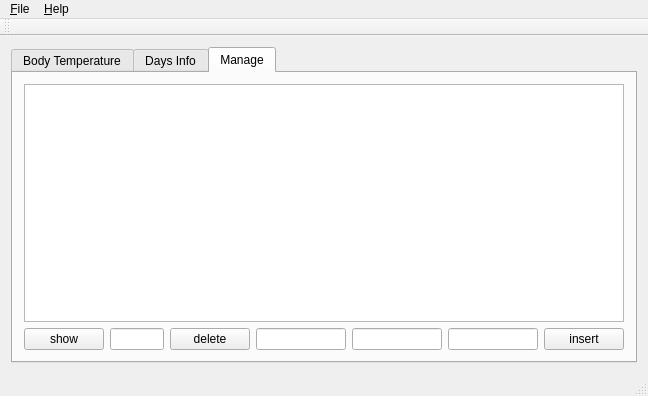
Qt form src/mainwindow.ui (aqing1987/bodytemp) before a commit.
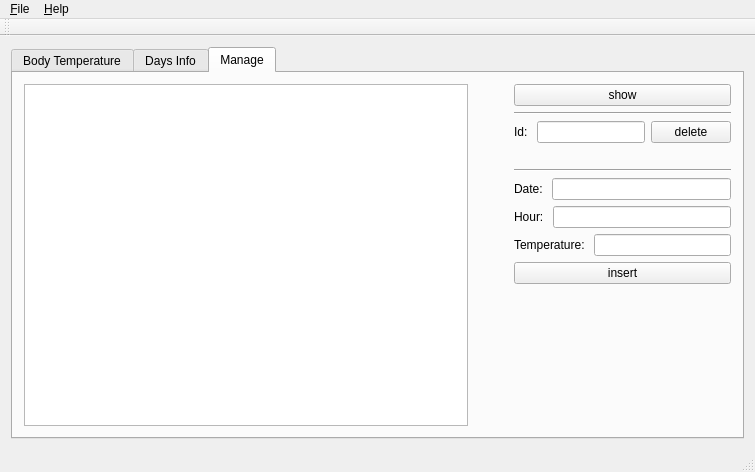
The same form after that commit. The open tabs and pages were chosen to show the change. Custom widgets are drawn as their Qt base class.

Diff of the .ui file:
```diff
--- a/src/mainwindow.ui
+++ b/src/mainwindow.ui
@@ -6,8 +6,8 @@
    <rect>
     <x>0</x>
     <y>0</y>
-    <width>648</width>
-    <height>396</height>
+    <width>755</width>
+    <height>472</height>
    </rect>
   </property>
   <property name="windowTitle">
@@ -17,6 +17,12 @@
    <layout class="QVBoxLayout" name="verticalLayout">
     <item>
      <widget class="QTabWidget" name="tabWidget">
+      <property name="minimumSize">
+       <size>
+        <width>630</width>
+        <height>0</height>
+       </size>
+      </property>
       <property name="currentIndex">
        <number>0</number>
       </property>
@@ -168,23 +174,77 @@
        <attribute name="title">
         <string>Manage</string>
        </attribute>
+       <layout class="QVBoxLayout" name="verticalLayout_6">
+        <item>
+         <layout class="QHBoxLayout" name="horizontalLayout_6">
+          <item>
+           <widget class="QTableWidget" name="tableWidget">
+            <property name="sizePolicy">
+             <sizepolicy hsizetype="Expanding" vsizetype="Expanding">
+              <horstretch>1</horstretch>
+              <verstretch>0</verstretch>
+             </sizepolicy>
+            </property>
+            <property name="minimumSize">
+             <size>
+              <width>400</width>
+              <height>0</height>
+             </size>
+            </property>
+           </widget>
+          </item>
+          <item>
+           <spacer name="horizontalSpacer">
+            <property name="orientation">
+             <enum>Qt::Horizontal</enum>
+            </property>
+            <property name="sizeHint" stdset="0">
+             <size>
+              <width>40</width>
+              <height>20</height>
+             </size>
+            </property>
+           </spacer>
+          </item>
+          <item>
+           <layout class="QVBoxLayout" name="verticalLayout_5">
+            <item>
        <layout class="QVBoxLayout" name="verticalLayout_3">
         <item>
-         <layout class="QVBoxLayout" name="verticalLayout_2">
-          <item>
-           <widget class="QTableWidget" name="tableWidget"/>
-          </item>
-          <item>
-           <layout class="QHBoxLayout" name="horizontalLayout_3">
-            <item>
              <widget class="QPushButton" name="pushButton_2">
+                <property name="maximumSize">
+                 <size>
+                  <width>16777215</width>
+                  <height>16777215</height>
+                 </size>
+                </property>
               <property name="text">
                <string>show</string>
               </property>
              </widget>
             </item>
+              <item>
+               <widget class="Line" name="line_2">
+                <property name="orientation">
+                 <enum>Qt::Horizontal</enum>
+                </property>
+               </widget>
+              </item>
             <item>
              <layout class="QHBoxLayout" name="horizontalLayout_2">
+                <property name="topMargin">
+                 <number>0</number>
+                </property>
+                <property name="bottomMargin">
+                 <number>20</number>
+                </property>
+                <item>
+                 <widget class="QLabel" name="label_4">
+                  <property name="text">
+                   <string>Id: </string>
+                  </property>
+                 </widget>
+                </item>
               <item>
                <widget class="QLineEdit" name="lineEditId">
                 <property name="readOnly">
@@ -202,18 +262,70 @@
              </layout>
             </item>
             <item>
+               <widget class="Line" name="line">
+                <property name="orientation">
+                 <enum>Qt::Horizontal</enum>
+                </property>
+               </widget>
+              </item>
+              <item>
+               <layout class="QVBoxLayout" name="verticalLayout_2">
+                <property name="topMargin">
+                 <number>0</number>
+                </property>
+                <property name="bottomMargin">
+                 <number>0</number>
+                </property>
+                <item>
              <layout class="QHBoxLayout" name="horizontalLayout">
+                  <item>
+                   <widget class="QLabel" name="label">
+                    <property name="text">
+                     <string>Date: </string>
+                    </property>
+                   </widget>
+                  </item>
               <item>
                <widget class="QLineEdit" name="lineEditDate"/>
               </item>
+                 </layout>
+                </item>
+                <item>
+                 <layout class="QHBoxLayout" name="horizontalLayout_3">
+                  <item>
+                   <widget class="QLabel" name="label_2">
+                    <property name="text">
+                     <string>Hour: </string>
+                    </property>
+                   </widget>
+                  </item>
               <item>
                <widget class="QLineEdit" name="lineEditHour"/>
               </item>
+                 </layout>
+                </item>
+                <item>
+                 <layout class="QHBoxLayout" name="horizontalLayout_5">
+                  <item>
+                   <widget class="QLabel" name="label_3">
+                    <property name="text">
+                     <string>Temperature: </string>
+                    </property>
+                   </widget>
+                  </item>
               <item>
                <widget class="QLineEdit" name="lineEditTemp"/>
               </item>
+                 </layout>
+                </item>
               <item>
                <widget class="QPushButton" name="pushButton_3">
+                  <property name="maximumSize">
+                   <size>
+                    <width>16777215</width>
+                    <height>16777215</height>
+                   </size>
+                  </property>
                 <property name="text">
                  <string>insert</string>
                 </property>
@@ -223,6 +335,21 @@
             </item>
            </layout>
           </item>
+            <item>
+             <spacer name="verticalSpacer_2">
+              <property name="orientation">
+               <enum>Qt::Vertical</enum>
+              </property>
+              <property name="sizeHint" stdset="0">
+               <size>
+                <width>20</width>
+                <height>40</height>
+               </size>
+              </property>
+             </spacer>
+            </item>
+           </layout>
+          </item>
          </layout>
         </item>
        </layout>
@@ -236,7 +363,7 @@
     <rect>
      <x>0</x>
      <y>0</y>
-     <width>648</width>
+     <width>755</width>
      <height>25</height>
     </rect>
    </property>
```
Left out of the diff: 73 changed lines with no effect on the pictures. Lines whose indentation alone changed are shown as unchanged.
